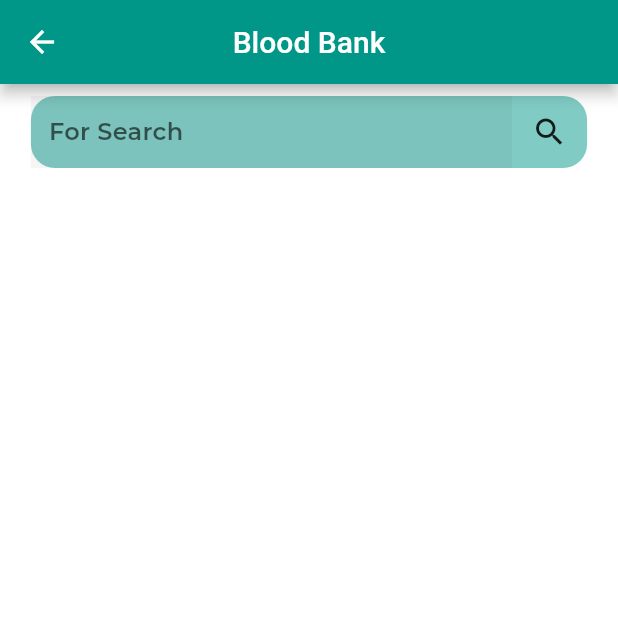
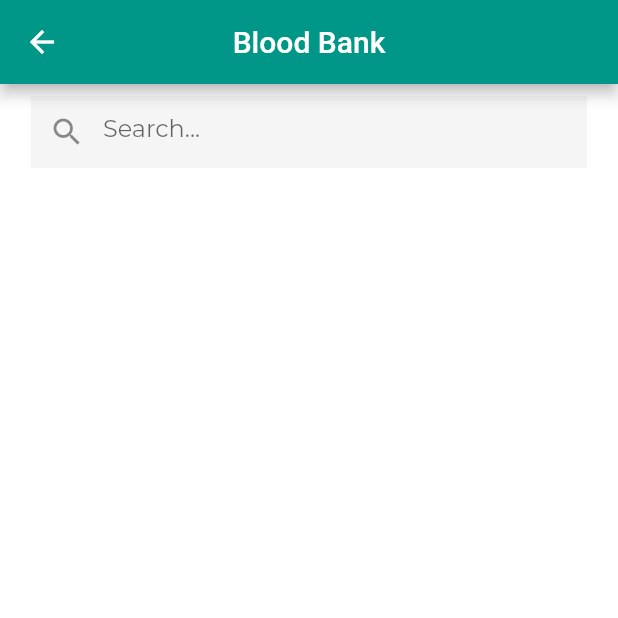
Before and after one commit to fatima-tuz-zhohra/Medical-Support-Finder, a Flutter app: the BloodBankScreen screen opened by its route, on a phone screen of 412 x 824 dp, the top half of it. Run offline on Flutter 3.47's test engine with Material 2 defaults, Android fonts, the phone set to English and light mode, and no system bars; our stand-ins replace bloc, cloud_firestore, firebase_auth, firebase_core, flutter_bloc, flutter_signin_button and 3 more; accounts and stored records are empty; network calls fail.

Commit message:
Refactor search view UI

```diff
--- a/lib/widgets/search_view.dart
+++ b/lib/widgets/search_view.dart
@@ -8,56 +8,21 @@ class SearchView extends StatelessWidget {
   @override
   Widget build(BuildContext context) {
     Size size = MediaQuery.of(context).size;
-    return Row(
-      mainAxisAlignment: MainAxisAlignment.center,
-      crossAxisAlignment: CrossAxisAlignment.start,
-      children: [
-        Container(
+    return Container(
+      padding: const EdgeInsets.only(top: 8, bottom: 8),
       height: 64,
       width: size.width * 0.9,
-          child: Padding(
-            padding: const EdgeInsets.only(top: 8, bottom: 8),
-            child: Container(
-              decoration: BoxDecoration(
-                color: Theme.of(context).colorScheme.secondary,
-                borderRadius: const BorderRadius.all(Radius.circular(16.0)),
-              ),
-              child: Row(
-                children: [
-                  Expanded(
-                    child: Container(
       child: TextFormField(
         onChanged: onTextChange,
-                        style: TextStyle(
-                          fontWeight: FontWeight.bold,
-                          fontSize: 16,
-                        ),
-                        //keyboardType: TextInputType.text,
+        keyboardType: TextInputType.text,
+        textInputAction: TextInputAction.search,
         decoration: InputDecoration(
+            prefixIcon: Icon(Icons.search),
             filled: true,
-                          labelText: 'For Search ',
-                          border: InputBorder.none,
-                          labelStyle: TextStyle(
-                            fontWeight: FontWeight.w600,
-                            fontSize: 16,
-                            letterSpacing: 0.2,
-                          ),
-                        ),
+            hintText: 'Search...',
+            border: InputBorder.none),
         //onEditingComplete: () {},
       ),
-                    ),
-                  ),
-                  SizedBox(
-                    width: 50,
-                    height: 60,
-                    child: Icon(Icons.search),
-                  )
-                ],
-              ),
-            ),
-          ),
-        ),
-      ],
     );
   }
 }
```
Lines whose indentation alone changed are shown as unchanged.
